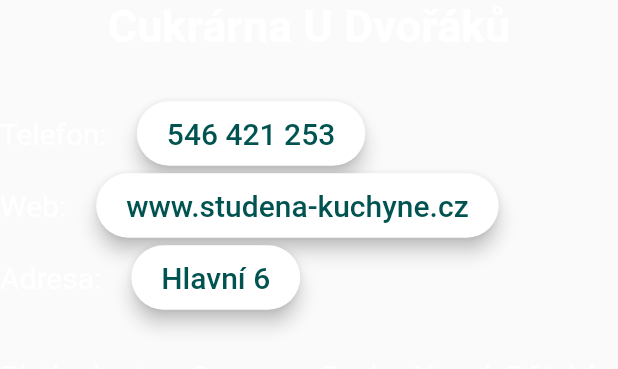
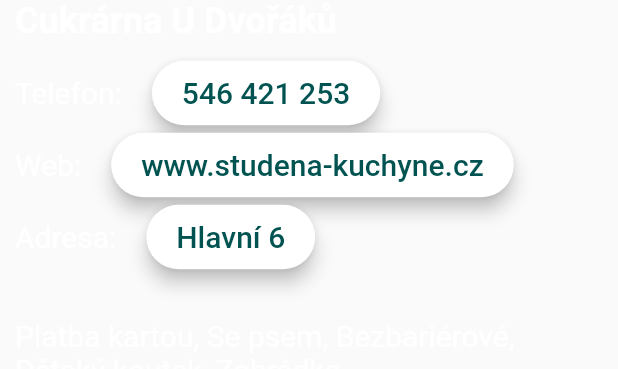
Before and after one commit to zowelu/dolni_kounice, a Flutter app: the CardOfSubject widget shown alone on an empty page, opened directly, on a phone screen of 412 x 824 dp. Shown: the top 369 px of the screen. Run offline on Flutter 3.47's test engine with Material 2 defaults, Android fonts, the phone set to English and light mode, and no system bars; our stand-ins replace audioplayers, photo_view, splashscreen, webview_flutter.

Commit message:
upraven card_of_subject.dart a přidán komentář

```diff
--- a/lib/components/card_of_subject.dart
+++ b/lib/components/card_of_subject.dart
@@ -5,15 +5,20 @@ import 'package:dolni_kounice/constants/constants.dart';
 import 'package:dolni_kounice/components/open_url_in_browser.dart';
 import 'package:dolni_kounice/components/my_button.dart';
 
+
 class CardOfSubject extends StatelessWidget {
-  const CardOfSubject(
-      {@required this.name,
+  ///vizitka pro subjekty ve Službách
+  const CardOfSubject({
+    @required this.name,
     @required this.phoneNumber,
     @required this.webPage,
     @required this.webPageURL,
     @required this.address,
     @required this.addressURL,
-        @required this.label});
+    @required this.label,
+    @required this.isImage,
+     this.image,
+  });
   final String name;
   final String phoneNumber;
   final String webPage;
@@ -21,14 +26,35 @@ class CardOfSubject extends StatelessWidget {
   final String address;
   final String addressURL;
   final String label;
+  final bool isImage;
+  final String image;
 
   @override
   Widget build(BuildContext context) {
-    return Column(
+    return Container(
+      padding: EdgeInsets.only(left: kDMargin, right: kDMargin),
+      child: Column(
+        crossAxisAlignment: CrossAxisAlignment.start,
         children: [
-        Align(
+          isImage
+              ? Container(
                   alignment: Alignment.center,
-          child: Text(
+                  margin: EdgeInsets.only(bottom: kDMarginLarger),
+                  child: ClipRRect(
+                    borderRadius: BorderRadius.circular(15),
+                    child: Image(
+                      height: 200,
+                      width: double.infinity,
+                      //height: 100,
+                      fit: BoxFit.cover,
+                      image: AssetImage(
+                        image,
+                      ),
+                    ),
+                  ),
+                )
+              : SizedBox(height: 0,),
+          Text(
             name,
             style: TextStyle(
                 decoration: TextDecoration.none,
@@ -36,11 +62,10 @@ class CardOfSubject extends StatelessWidget {
                 decorationThickness: 3.0,
                 color: Colors.white,
                 fontWeight: FontWeight.bold,
-                fontSize: kDFontSizeHeader),
+                fontSize: 24),
             //textAlign: TextAlign.start,
           ),
-        ),
-        SizedBox(height: kDMarginLarger),
+          SizedBox(height: kDMargin),
           Row(
             children: [
               TextDefaultStandart(text: 'Telefon:'),
@@ -91,6 +116,7 @@ class CardOfSubject extends StatelessWidget {
             text: label,
           ),
         ],
+      ),
     );
   }
 }
```
Lines whose indentation alone changed are shown as unchanged.
